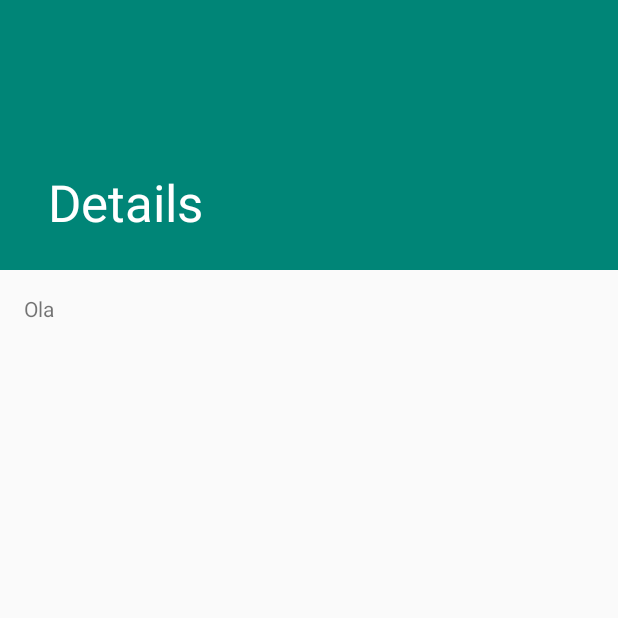
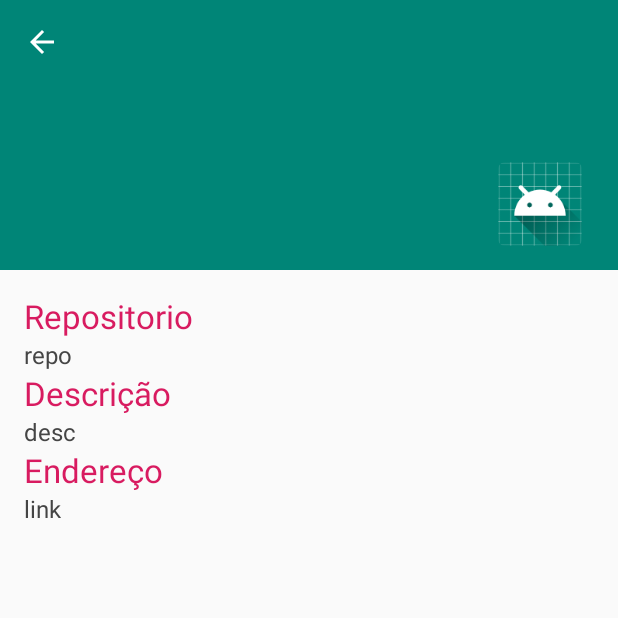
Before and after one commit to manickchand/AndroidListRepositoriesGitHub, an Android app: the DetailsActivity screen opened directly, with no data from a screen before it, on a phone screen of 412 x 824 dp, the top half of it. Run offline under Robolectric (Android 15) with nearby library versions, the phone set to English and light mode, and no system bars; our stand-ins replace Picasso; pictures from the network do not load; 5 statements that could not run were skipped.

Commit message:
feat: detail activity

```diff
--- a/app/build.gradle
+++ b/app/build.gradle
@@ -31,4 +31,5 @@ dependencies {
     implementation 'com.squareup.retrofit2:converter-gson:2.6.1'
     implementation 'com.google.code.gson:gson:2.8.5'
     implementation 'androidx.recyclerview:recyclerview:1.0.0'
+    implementation 'com.squareup.picasso:picasso:2.71828'
 }
--- a/app/src/main/java/com/manickchand/androidlistrepositoriesgithub/DetailsActivity.java
+++ b/app/src/main/java/com/manickchand/androidlistrepositoriesgithub/DetailsActivity.java
@@ -1,33 +1,75 @@
 package com.manickchand.androidlistrepositoriesgithub;
 
 import android.os.Bundle;
-
-import com.google.android.material.floatingactionbutton.FloatingActionButton;
-import com.google.android.material.snackbar.Snackbar;
-import com.manickchand.androidlistrepositoriesgithub.model.Item;
-import com.manickchand.androidlistrepositoriesgithub.util.Constants;
+import android.service.autofill.TextValueSanitizer;
+import android.util.Log;
+import android.view.View;
+import android.widget.ImageView;
+import android.widget.TextView;
 
 import androidx.appcompat.app.AppCompatActivity;
 import androidx.appcompat.widget.Toolbar;
 
-import android.util.Log;
-import android.view.View;
+import com.manickchand.androidlistrepositoriesgithub.model.Item;
+import com.manickchand.androidlistrepositoriesgithub.util.Constants;
+import com.squareup.picasso.Picasso;
+
+import org.w3c.dom.Text;
 
 public class DetailsActivity extends AppCompatActivity {
 
     private Item item;
-
+    private Toolbar toolbar;
+    private TextView tv_name, tv_desc, tv_link;
+    private ImageView iv_user_image;
 
     @Override
     protected void onCreate(Bundle savedInstanceState) {
         super.onCreate(savedInstanceState);
         setContentView(R.layout.activity_details);
-        Toolbar toolbar = (Toolbar) findViewById(R.id.toolbar);
+
+        init();
+
+
         setSupportActionBar(toolbar);
+        getSupportActionBar().setDisplayHomeAsUpEnabled(true);
+        toolbar.setNavigationOnClickListener(new View.OnClickListener() {
+            @Override
+            public void onClick(View v) {
+                finish();
+            }
+        });
 
         this.item = (Item) getIntent().getSerializableExtra("item");
 
-        Log.i(Constants.TAG_DEBUG,"item: "+this.item.getName());
+        setData();
 
     }
+
+    private void setData() {
+        String title = this.item.getOwner().getLogin().length()>15 ? this.item.getOwner().getLogin().substring(0,12)+"..." : this.item.getOwner().getLogin() ;
+        setTitle(title);
+
+        this.tv_name.setText(this.item.getName());
+        this.tv_desc.setText(this.item.getDescription());
+        this.tv_link.setText(this.item.getUrl());
+
+        loadImage();
+
+    }
+
+    private void loadImage() {
+        Picasso.get()
+                .load(this.item.getOwner().getAvatarUrl())
+                .placeholder(R.mipmap.ic_launcher)
+                .error(R.mipmap.ic_launcher)
+                .into(iv_user_image);
+    }
+    private void init() {
+        this.toolbar = findViewById(R.id.toolbar);
+        this.tv_name = findViewById(R.id.tv_name);
+        this.tv_desc = findViewById(R.id.tv_desc);
+        this.tv_link = findViewById(R.id.tv_link);
+        this.iv_user_image =  findViewById(R.id.iv_user_image);
+    }
 }
--- a/app/src/main/res/layout/activity_details.xml
+++ b/app/src/main/res/layout/activity_details.xml
@@ -30,6 +30,17 @@
                 app:layout_collapseMode="pin"
                 app:popupTheme="@style/AppTheme.PopupOverlay" />
 
+            <androidx.appcompat.widget.AppCompatImageView
+                android:id="@+id/iv_user_image"
+                android:layout_width="wrap_content"
+                android:layout_height="?attr/actionBarSize"
+                android:src="@mipmap/ic_launcher"
+                android:layout_gravity="end|bottom"
+                android:layout_marginRight="@dimen/margin_default"
+                android:layout_marginBottom="@dimen/margin_default"
+                app:layout_anchor="@id/app_bar"
+                app:layout_anchorGravity="bottom|end"/>
+
         </com.google.android.material.appbar.CollapsingToolbarLayout>
     </com.google.android.material.appbar.AppBarLayout>
 
--- a/app/src/main/res/layout/content_details.xml
+++ b/app/src/main/res/layout/content_details.xml
@@ -8,11 +8,62 @@
     tools:context=".DetailsActivity"
     tools:showIn="@layout/activity_details">
 
-    <TextView
-        android:id="@+id/tv_detail"
-        android:layout_width="wrap_content"
-        android:layout_height="wrap_content"
-        android:layout_margin="@dimen/text_margin"
-        android:text="Ola" />
+    <LinearLayout
+        android:layout_width="match_parent"
+        android:layout_height="match_parent"
+        android:orientation="vertical"
+        android:layout_margin="@dimen/margin_default">
+
+        <TextView
+            android:id="@+id/tv_tx_name"
+            android:layout_width="wrap_content"
+            android:layout_height="wrap_content"
+            android:textColor="@color/colorAccent"
+            android:textSize="@dimen/text_detail"
+            android:text="Repositorio" />
+
+        <TextView
+            android:id="@+id/tv_name"
+            android:layout_width="wrap_content"
+            android:layout_height="wrap_content"
+            android:textColor="@color/grey"
+            android:textSize="@dimen/text_detail_value"
+            android:text="repo" />
+
+        <TextView
+            android:id="@+id/tv_tx_desc"
+            android:layout_width="wrap_content"
+            android:layout_height="wrap_content"
+            android:textColor="@color/colorAccent"
+            android:textSize="@dimen/text_detail"
+            android:text="Descrição" />
+
+        <TextView
+            android:id="@+id/tv_desc"
+            android:layout_width="wrap_content"
+            android:layout_height="wrap_content"
+            android:textColor="@color/grey"
+            android:textSize="@dimen/text_detail_value"
+            android:text="desc" />
+
+
+        <TextView
+            android:id="@+id/tv_tx_link"
+            android:layout_width="wrap_content"
+            android:layout_height="wrap_content"
+            android:textColor="@color/colorAccent"
+            android:textSize="@dimen/text_detail"
+            android:text="Endereço" />
+
+        <TextView
+            android:id="@+id/tv_link"
+            android:layout_width="wrap_content"
+            android:layout_height="wrap_content"
+            android:textColor="@color/grey"
+            android:textSize="@dimen/text_detail_value"
+            android:text="link" />
+
+    </LinearLayout>
+
 
 </androidx.core.widget.NestedScrollView>
--- a/app/src/main/res/values/colors.xml
+++ b/app/src/main/res/values/colors.xml
@@ -3,4 +3,5 @@
     <color name="colorPrimary">#008577</color>
     <color name="colorPrimaryDark">#00574B</color>
     <color name="colorAccent">#D81B60</color>
+    <color name="grey">#454545</color>
 </resources>
--- a/app/src/main/res/values/dimens.xml
+++ b/app/src/main/res/values/dimens.xml
@@ -10,4 +10,6 @@
     <dimen name="fab_margin">16dp</dimen>
     <dimen name="app_bar_height">180dp</dimen>
     <dimen name="text_margin">16dp</dimen>
+    <dimen name="text_detail">22sp</dimen>
+    <dimen name="text_detail_value">16sp</dimen>
 </resources>
```
